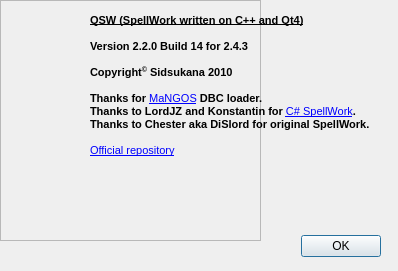
Old version of the form QSW/AboutFormUI.ui in the repository sidsukana/QSpellWork.
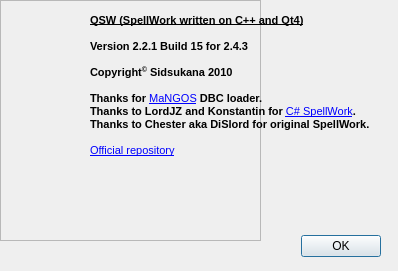
New version of the form. Icons and pictures are not drawn.

What changed in the file:
```diff
--- a/QSW/AboutFormUI.ui
+++ b/QSW/AboutFormUI.ui
@@ -83,7 +83,7 @@
 &lt;/style&gt;&lt;/head&gt;&lt;body style=&quot; font-family:'MS Shell Dlg 2'; font-size:8.25pt; font-weight:400; font-style:normal;&quot;&gt;
 &lt;p style=&quot; margin-top:0px; margin-bottom:0px; margin-left:0px; margin-right:0px; -qt-block-indent:0; text-indent:0px;&quot;&gt;&lt;span style=&quot; font-size:8pt; font-weight:600; text-decoration: underline;&quot;&gt;QSW (SpellWork written on C++ and Qt4)&lt;/span&gt;&lt;span style=&quot; font-size:8pt;&quot;&gt; &lt;/span&gt;&lt;/p&gt;
 &lt;p style=&quot;-qt-paragraph-type:empty; margin-top:0px; margin-bottom:0px; margin-left:0px; margin-right:0px; -qt-block-indent:0; text-indent:0px; font-size:8pt; font-weight:600;&quot;&gt;&lt;/p&gt;
-&lt;p style=&quot; margin-top:0px; margin-bottom:0px; margin-left:0px; margin-right:0px; -qt-block-indent:0; text-indent:0px;&quot;&gt;&lt;span style=&quot; font-size:8pt; font-weight:600;&quot;&gt;Version 2.2.0 Build 14 for 2.4.3&lt;/span&gt;&lt;/p&gt;
+&lt;p style=&quot; margin-top:0px; margin-bottom:0px; margin-left:0px; margin-right:0px; -qt-block-indent:0; text-indent:0px;&quot;&gt;&lt;span style=&quot; font-size:8pt; font-weight:600;&quot;&gt;Version 2.2.1 Build 15 for 2.4.3&lt;/span&gt;&lt;/p&gt;
 &lt;p style=&quot;-qt-paragraph-type:empty; margin-top:0px; margin-bottom:0px; margin-left:0px; margin-right:0px; -qt-block-indent:0; text-indent:0px; font-size:8pt; font-weight:600;&quot;&gt;&lt;/p&gt;
 &lt;p style=&quot; margin-top:0px; margin-bottom:0px; margin-left:0px; margin-right:0px; -qt-block-indent:0; text-indent:0px;&quot;&gt;&lt;span style=&quot; font-size:8pt; font-weight:600;&quot;&gt;Copyright&lt;/span&gt;&lt;span style=&quot; font-size:8pt; font-weight:600; vertical-align:super;&quot;&gt;©&lt;/span&gt;&lt;span style=&quot; font-size:8pt; font-weight:600;&quot;&gt; Sidsukana 2010&lt;/span&gt;&lt;/p&gt;
 &lt;p style=&quot;-qt-paragraph-type:empty; margin-top:0px; margin-bottom:0px; margin-left:0px; margin-right:0px; -qt-block-indent:0; text-indent:0px; font-size:8pt; font-weight:600;&quot;&gt;&lt;/p&gt;
```
